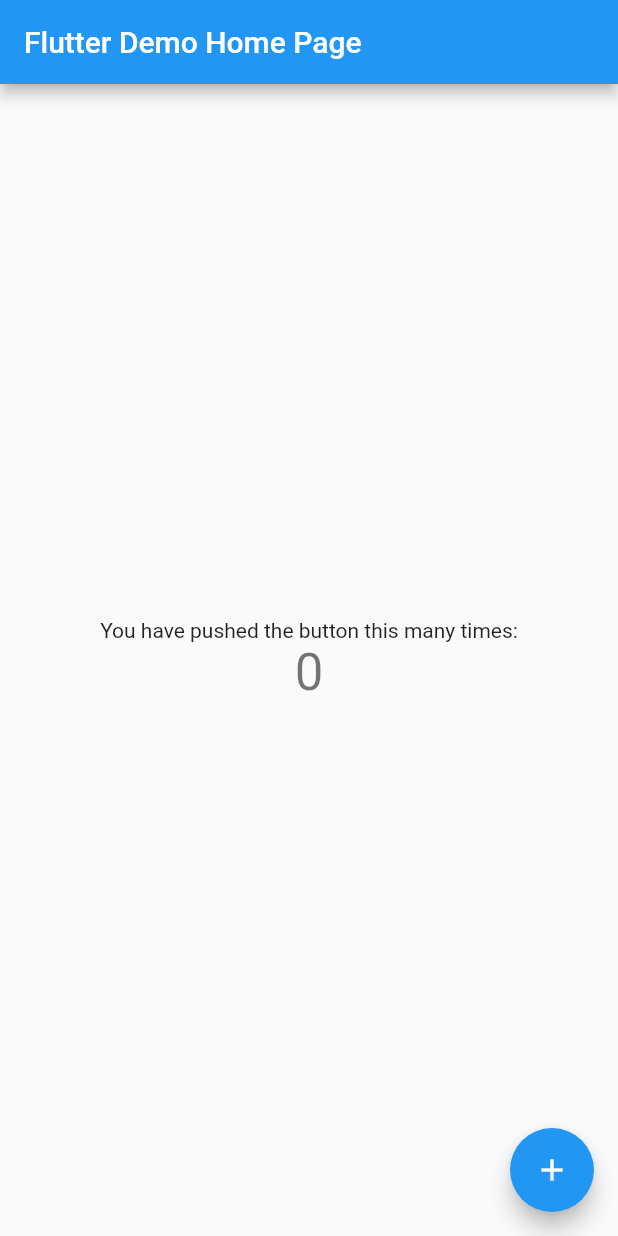
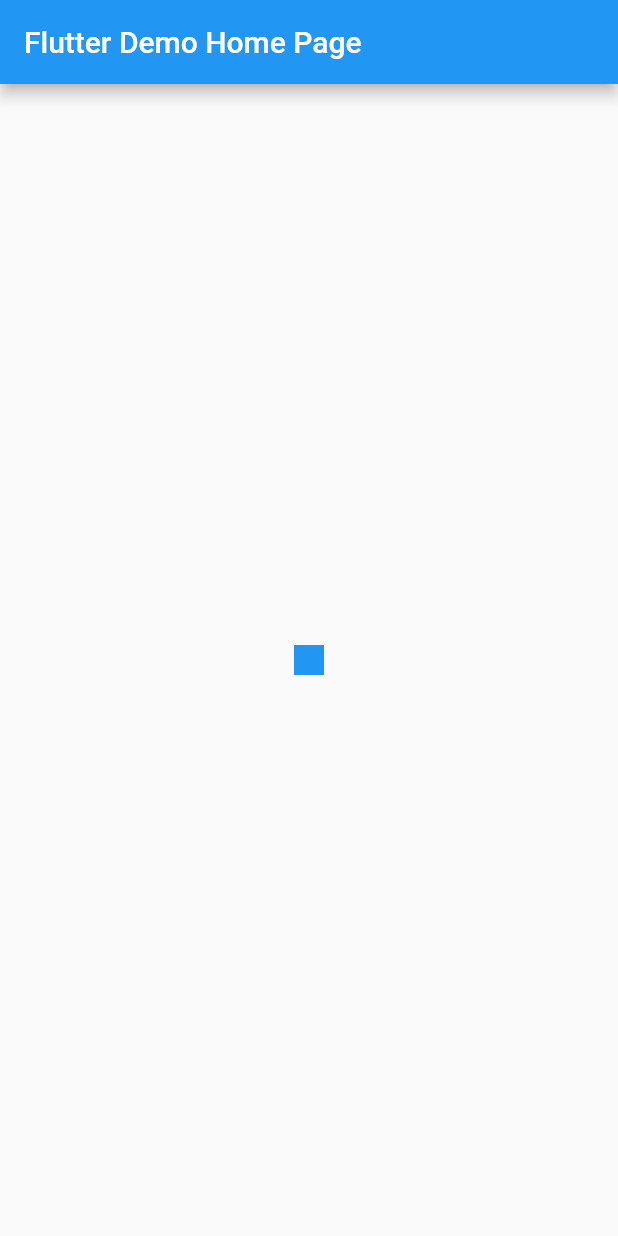
Before and after one commit to sahandevs/flutter_text_justify_rtl, a Flutter app: the screen it shows after launch, on a phone screen of 412 x 824 dp. Run offline on Flutter 3.47's test engine with Material 2 defaults, Android fonts, the phone set to English and light mode, and no system bars.

Commit message:
connect example project to library

```diff
--- a/example/lib/main.dart
+++ b/example/lib/main.dart
@@ -1,23 +1,14 @@
 import 'package:flutter/material.dart';
+import 'package:flutter_text_justify_rtl/flutter_text_justify_rtl.dart';
 
 void main() => runApp(MyApp());
 
 class MyApp extends StatelessWidget {
-  // This widget is the root of your application.
   @override
   Widget build(BuildContext context) {
     return MaterialApp(
       title: 'Flutter Demo',
       theme: ThemeData(
-        // This is the theme of your application.
-        //
-        // Try running your application with "flutter run". You'll see the
-        // application has a blue toolbar. Then, without quitting the app, try
-        // changing the primarySwatch below to Colors.green and then invoke
-        // "hot reload" (press "r" in the console where you ran "flutter run",
-        // or simply save your changes to "hot reload" in a Flutter IDE).
-        // Notice that the counter didn't reset back to zero; the application
-        // is not restarted.
         primarySwatch: Colors.blue,
       ),
       home: MyHomePage(title: 'Flutter Demo Home Page'),
@@ -27,16 +18,6 @@ class MyApp extends StatelessWidget {
 
 class MyHomePage extends StatefulWidget {
   MyHomePage({Key key, this.title}) : super(key: key);
-
-  // This widget is the home page of your application. It is stateful, meaning
-  // that it has a State object (defined below) that contains fields that affect
-  // how it looks.
-
-  // This class is the configuration for the state. It holds the values (in this
-  // case the title) provided by the parent (in this case the App widget) and
-  // used by the build method of the State. Fields in a Widget subclass are
-  // always marked "final".
-
   final String title;
 
   @override
@@ -44,68 +25,16 @@ class MyHomePage extends StatefulWidget {
 }
 
 class _MyHomePageState extends State<MyHomePage> {
-  int _counter = 0;
-
-  void _incrementCounter() {
-    setState(() {
-      // This call to setState tells the Flutter framework that something has
-      // changed in this State, which causes it to rerun the build method below
-      // so that the display can reflect the updated values. If we changed
-      // _counter without calling setState(), then the build method would not be
-      // called again, and so nothing would appear to happen.
-      _counter++;
-    });
-  }
-
   @override
   Widget build(BuildContext context) {
-    // This method is rerun every time setState is called, for instance as done
-    // by the _incrementCounter method above.
-    //
-    // The Flutter framework has been optimized to make rerunning build methods
-    // fast, so that you can just rebuild anything that needs updating rather
-    // than having to individually change instances of widgets.
+
     return Scaffold(
       appBar: AppBar(
-        // Here we take the value from the MyHomePage object that was created by
-        // the App.build method, and use it to set our appbar title.
         title: Text(widget.title),
       ),
       body: Center(
-        // Center is a layout widget. It takes a single child and positions it
-        // in the middle of the parent.
-        child: Column(
-          // Column is also layout widget. It takes a list of children and
-          // arranges them vertically. By default, it sizes itself to fit its
-          // children horizontally, and tries to be as tall as its parent.
-          //
-          // Invoke "debug painting" (press "p" in the console, choose the
-          // "Toggle Debug Paint" action from the Flutter Inspector in Android
-          // Studio, or the "Toggle Debug Paint" command in Visual Studio Code)
-          // to see the wireframe for each widget.
-          //
-          // Column has various properties to control how it sizes itself and
-          // how it positions its children. Here we use mainAxisAlignment to
-          // center the children vertically; the main axis here is the vertical
-          // axis because Columns are vertical (the cross axis would be
-          // horizontal).
-          mainAxisAlignment: MainAxisAlignment.center,
-          children: <Widget>[
-            Text(
-              'You have pushed the button this many times:',
-            ),
-            Text(
-              '$_counter',
-              style: Theme.of(context).textTheme.display1,
-            ),
-          ],
-        ),
+        child: TextJustifyRTL()
       ),
-      floatingActionButton: FloatingActionButton(
-        onPressed: _incrementCounter,
-        tooltip: 'Increment',
-        child: Icon(Icons.add),
-      ), // This trailing comma makes auto-formatting nicer for build methods.
     );
   }
 }
--- a/lib/flutter_text_justify_rtl.dart
+++ b/lib/flutter_text_justify_rtl.dart
@@ -1,7 +1,3 @@
 library flutter_text_justify_rtl;
 
-/// A Calculator.
-class Calculator {
-  /// Returns [value] plus 1.
-  int addOne(int value) => value + 1;
-}
+export 'src/text_justify_rtl.dart';
--- a/lib/src/text_justify_rtl.dart
+++ b/lib/src/text_justify_rtl.dart
@@ -1,10 +1,13 @@
+import 'package:flutter/material.dart';
 import 'package:flutter/widgets.dart';
 
 class TextJustifyRTL extends StatelessWidget {
   @override
   Widget build(BuildContext context) {
     return Container(
-
+      color: Colors.blue,
+      width: 20,
+      height: 20,
     );
   }
 }
```
Also changed, not shown: 2 other files.
